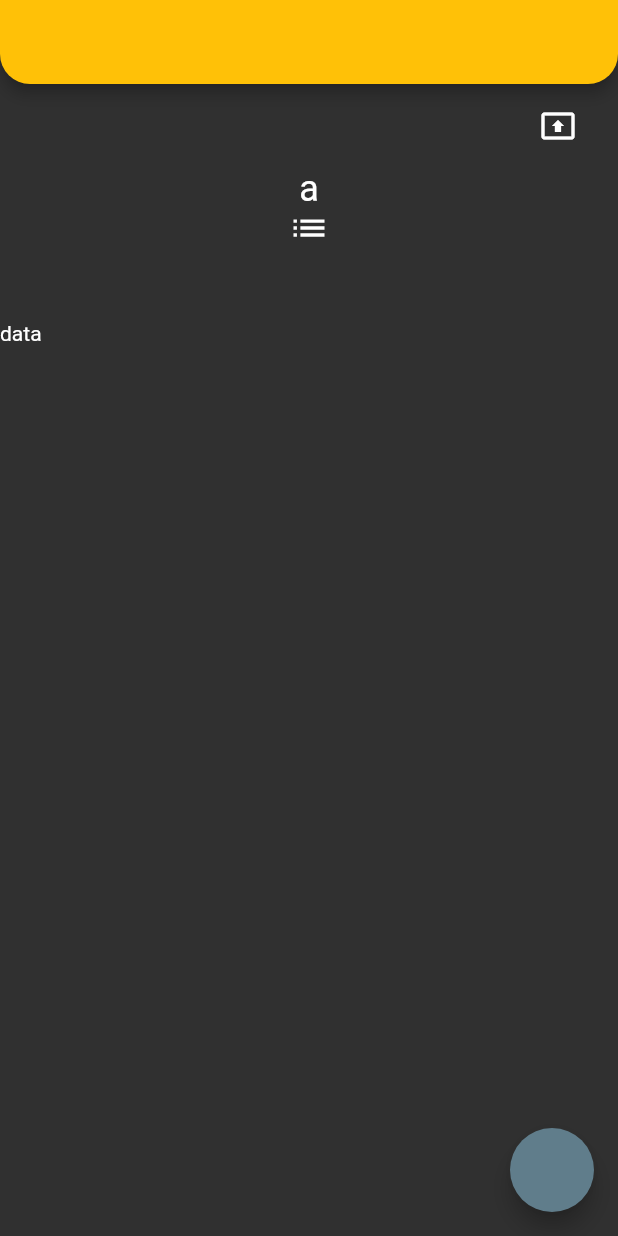
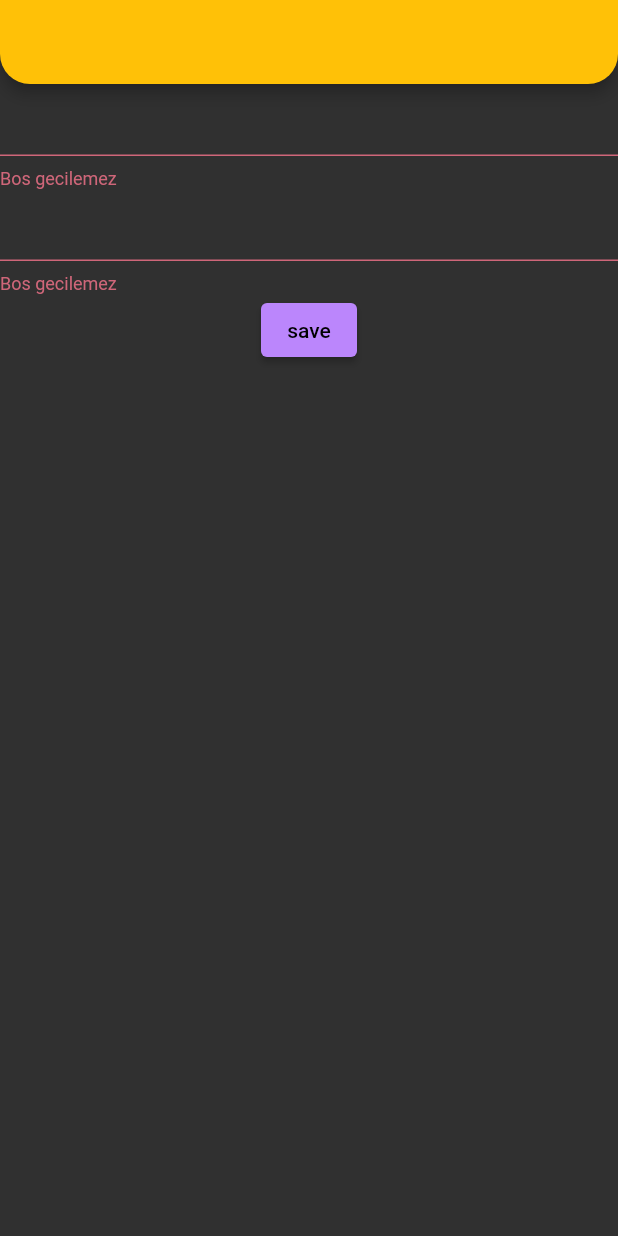
Before and after one commit to miracziyaalev/starter_package, a Flutter app: the screen it shows after launch, on a phone screen of 412 x 824 dp. Run offline on Flutter 3.47's test engine with Material 2 defaults, Android fonts, the phone set to English and light mode, and no system bars; our stand-ins replace dio, flutter_spinkit.

Commit message:
oop, exception, form validate

```diff
--- /dev/null
+++ b/lib/202/11_custom_exception.dart
@@ -0,0 +1,6 @@
+class FileDownloadException implements Exception {
+  @override
+  String toString() {
+    return 'File download has failed';
+  }
+}
--- /dev/null
+++ b/lib/202/12_form_validate_learn_view.dart
@@ -0,0 +1,47 @@
+import 'package:flutter/material.dart';
+
+class FormLearnView extends StatefulWidget {
+  const FormLearnView({super.key});
+
+  @override
+  State<FormLearnView> createState() => _FormLearnViewState();
+}
+
+class _FormLearnViewState extends State<FormLearnView> {
+  final GlobalKey<FormState> _key = GlobalKey();
+
+  @override
+  Widget build(BuildContext context) {
+    return Scaffold(
+      appBar: AppBar(),
+      body: Form(
+        key: _key,
+        autovalidateMode: AutovalidateMode.always,
+        child: Column(
+          children: [
+            TextFormField(
+              validator: FormFieldValidator().isNotEmpty,
+            ),
+            TextFormField(
+              validator: FormFieldValidator().isNotEmpty,
+            ),
+            ElevatedButton(
+                onPressed: () {
+                  if (_key.currentState?.validate() ?? false) {
+                    print('okey');
+                  }
+                },
+                child: const Text('save'))
+          ],
+        ),
+      ),
+    );
+  }
+}
+
+class FormFieldValidator {
+  final String _warningMessage = 'Bos gecilemez';
+  String? isNotEmpty(String? data) {
+    return (data?.isNotEmpty ?? false) ? null : _warningMessage;
+  }
+}
--- a/lib/main.dart
+++ b/lib/main.dart
@@ -1,7 +1,7 @@
 import 'package:flutter/material.dart';
 import 'package:starter_package/202/theme/themes.dart';
 
-import '202/8_animated_learn.dart';
+import '202/12_form_validate_learn_view.dart';
 
 void main() {
   runApp(const MyApp());
@@ -54,7 +54,7 @@
       //       shape: CircularNotchedRectangle(),
       //     )),
       debugShowCheckedModeBanner: false,
-      home: const AnimatedLearnView(),
+      home: const FormLearnView(),
     );
   }
 }
```
Also changed, not shown: lib/202/10_oop_learn_view.dart (added, +39 -0 lines), lib/202/9_oop_learn.dart (+53 -0 lines), lib/202/state_manage/state_learn_view_model.dart (added, +25 -0 lines), lib/202/state_manage/state_manage_learn_view.dart (added, +24 -0 lines), lib/202/8_animated_learn_view.dart (renamed from lib/202/8_animated_learn.dart), lib/demos/7_service_post_view.dart (renamed from lib/202/service/service_post_learn_view.dart).
